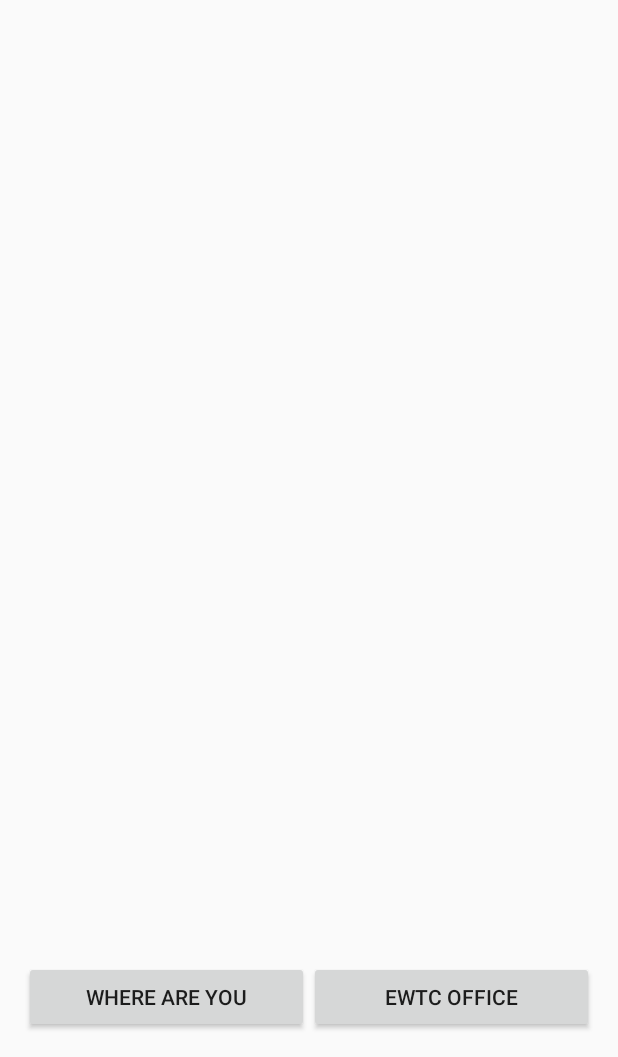
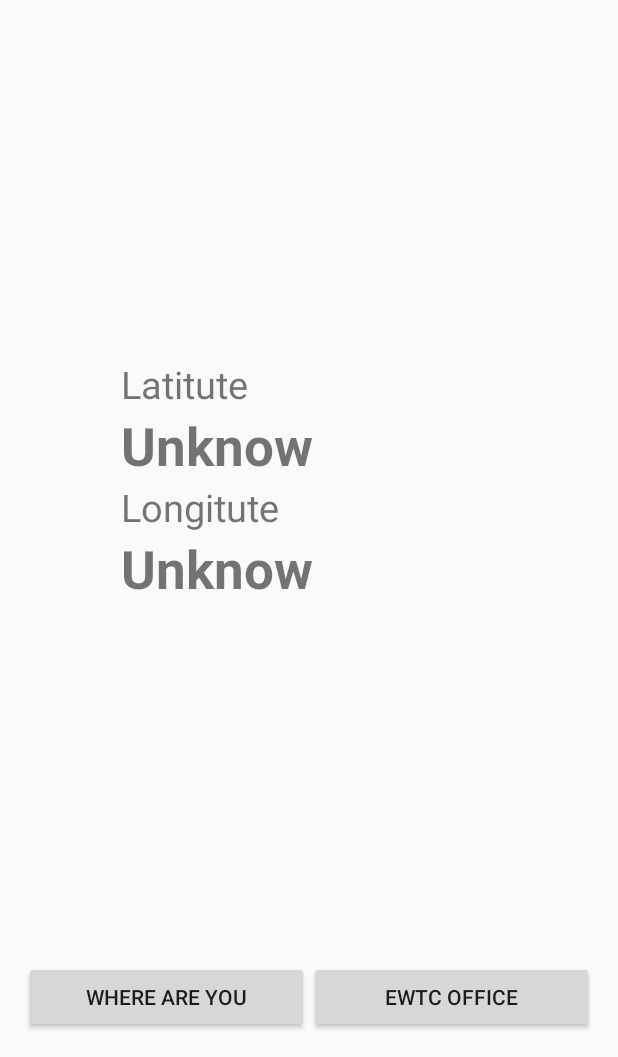
Before and after one commit to masterUNG/WhereEWTC23May15, an Android app: the screen it shows after launch (MainActivity), on a phone screen of 412 x 824 dp, the part 179-1236 px from its top. Run offline under Robolectric (Android 15) with nearby library versions, the phone set to English and light mode, and no system bars.

```diff
--- a/app/src/main/java/appewtc/masterung/whereewtc23may15/MainActivity.java
+++ b/app/src/main/java/appewtc/masterung/whereewtc23may15/MainActivity.java
@@ -1,22 +1,148 @@
 package appewtc.masterung.whereewtc23may15;
 
+import android.content.Context;
 import android.content.Intent;
+import android.location.Criteria;
+import android.location.Location;
+import android.location.LocationListener;
+import android.location.LocationManager;
 import android.support.v7.app.ActionBarActivity;
 import android.os.Bundle;
 import android.view.Menu;
 import android.view.MenuItem;
 import android.view.View;
+import android.widget.TextView;
+import android.widget.Toast;
 
 
 public class MainActivity extends ActionBarActivity {
+
+    //Explicit
+    private TextView latTextView, lngTextView;
+    private LocationManager objLocationManager;
+    private Criteria objCriteria;
+
 
     @Override
     protected void onCreate(Bundle savedInstanceState) {
         super.onCreate(savedInstanceState);
         setContentView(R.layout.activity_main);
+
+        //Initial Widget
+        initialWidget();
+
+        //Setup Location
+        setupLocation();
+
     }   // onCreate
 
+    @Override
+    protected void onResume() {
+        super.onResume();
+
+        afterResume();
+
+    }   // onResume
+
+    private void afterResume() {
+
+        objLocationManager.removeUpdates(objLocationListener);
+        String strLat = "Unknow";
+        String strLng = "Unknow";
+
+        //Check Connected Internet
+        Location objNetworkProvider = requestUpdateFromProvider(LocationManager.NETWORK_PROVIDER, "Cannot Connected Internet");
+        if (objNetworkProvider != null) {
+
+            strLat = String.format("%.7f", objNetworkProvider.getLatitude());
+            strLng = String.format("%.7f", objNetworkProvider.getLongitude());
+
+        }   //if
+
+        //Check GPS OK?
+        Location objGPSprovider = requestUpdateFromProvider(LocationManager.GPS_PROVIDER, "Cannot connected GPS");
+        if (objGPSprovider != null) {
+            strLat = String.format("%.7f", objGPSprovider.getLatitude());
+            strLng = String.format("%.7f", objGPSprovider.getLongitude());
+        }
+
+        latTextView.setText(strLat);
+        lngTextView.setText(strLng);
+    }   // afterResume
+
+    @Override
+    protected void onStop() {
+        super.onStop();
+
+        objLocationManager.removeUpdates(objLocationListener);
+
+    }   // onStop
+
+    //Create Request From Provider
+    public Location requestUpdateFromProvider(String strProvider, String strError) {
+
+        Location objLocation = null;
+
+        //Check Provider
+        if (objLocationManager.isProviderEnabled(strProvider)) {
+
+            objLocationManager.requestLocationUpdates(strProvider, 1000, 10, objLocationListener);
+            objLocation = objLocationManager.getLastKnownLocation(strProvider);
+
+        } else {
+
+            Toast.makeText(MainActivity.this, strError, Toast.LENGTH_SHORT).show();
+
+        } //if
+
+        return objLocation;
+    }   // requestUpdate
+
+    //Create Listener
+    public final LocationListener objLocationListener = new LocationListener() {
+        @Override
+        public void onLocationChanged(Location location) {
+
+            latTextView.setText(String.format("%.7f", location.getLatitude()));
+            lngTextView.setText(String.format("%.7f", location.getLongitude()));
+
+        }   // onLocationChange
+
+        @Override
+        public void onStatusChanged(String s, int i, Bundle bundle) {
+
+        }
+
+        @Override
+        public void onProviderEnabled(String s) {
+
+        }
+
+        @Override
+        public void onProviderDisabled(String s) {
+
+        }
+    };
+
+    private void setupLocation() {
+        objLocationManager = (LocationManager) getSystemService(Context.LOCATION_SERVICE);
+        objCriteria = new Criteria();
+        objCriteria.setAccuracy(Criteria.ACCURACY_FINE);
+        objCriteria.setAltitudeRequired(false);
+        objCriteria.setBearingRequired(false);
+    }
+
+    private void initialWidget() {
+        latTextView = (TextView) findViewById(R.id.txtShowLat);
+        lngTextView = (TextView) findViewById(R.id.txtShowLng);
+    }
+
     public void clickWhere(View view) {
+
+        double latUser = Double.parseDouble(latTextView.getText().toString());
+        double lngUser = Double.parseDouble(lngTextView.getText().toString());
+
+        myIntentToMaps(latUser, lngUser, latUser, lngUser);
 
     }   // clickWhere
 
@@ -24,16 +150,20 @@ public class MainActivity extends ActionBarActivity {
 
         double latEWTC = 13.667573, lngEWTC = 100.621766;
 
-        myIntentToMaps(latEWTC, lngEWTC);
+        myIntentToMaps(latEWTC, lngEWTC,
+                Double.parseDouble(latTextView.getText().toString()),
+                Double.parseDouble(lngTextView.getText().toString()));
 
     }   // clickEWTC
 
-    private void myIntentToMaps(double latEWTC, double lngEWTC) {
+    private void myIntentToMaps(double latCenter, double lngCenter, double latUser, double lngUser) {
 
         Intent objIntent = new Intent(MainActivity.this, MapsActivity.class);
 
-        objIntent.putExtra("latCenter", latEWTC);
-        objIntent.putExtra("lngCenter", lngEWTC);
+        objIntent.putExtra("latCenter", latCenter);
+        objIntent.putExtra("lngCenter", lngCenter);
+        objIntent.putExtra("latUser", latUser);
+        objIntent.putExtra("lngUser", lngUser);
 
         startActivity(objIntent);
 
--- a/app/src/main/res/layout/activity_main.xml
+++ b/app/src/main/res/layout/activity_main.xml
@@ -34,4 +34,41 @@
             android:layout_weight="1" />
     </LinearLayout>
 
+    <LinearLayout
+        android:orientation="vertical"
+        android:layout_width="250dp"
+        android:layout_height="wrap_content"
+        android:layout_centerInParent="true">
+
+        <TextView
+            android:layout_width="wrap_content"
+            android:layout_height="wrap_content"
+            android:text="Latitute"
+            android:id="@+id/textView"
+            android:textSize="@dimen/h2" />
+
+        <TextView
+            android:layout_width="wrap_content"
+            android:layout_height="wrap_content"
+            android:text="123.456789"
+            android:id="@+id/txtShowLat"
+            android:textSize="@dimen/h1"
+            android:textStyle="bold" />
+
+        <TextView
+            android:layout_width="wrap_content"
+            android:layout_height="wrap_content"
+            android:text="Longitute"
+            android:id="@+id/textView3"
+            android:textSize="@dimen/h2" />
+
+        <TextView
+            android:layout_width="wrap_content"
+            android:layout_height="wrap_content"
+            android:text="123.456789"
+            android:id="@+id/txtShowLng"
+            android:textSize="@dimen/h1"
+            android:textStyle="bold" />
+    </LinearLayout>
+
 </RelativeLayout>
--- a/app/src/main/res/values/dimens.xml
+++ b/app/src/main/res/values/dimens.xml
@@ -3,4 +3,5 @@
     <dimen name="activity_horizontal_margin">16dp</dimen>
     <dimen name="activity_vertical_margin">16dp</dimen>
     <dimen name="h1">35dp</dimen>
+    <dimen name="h2">25dp</dimen>
 </resources>
```
Also changed, not shown: app/src/main/java/appewtc/masterung/whereewtc23may15/MapsActivity.java (+12 -1 lines), app/src/main/res/drawable/friend.png (added).
